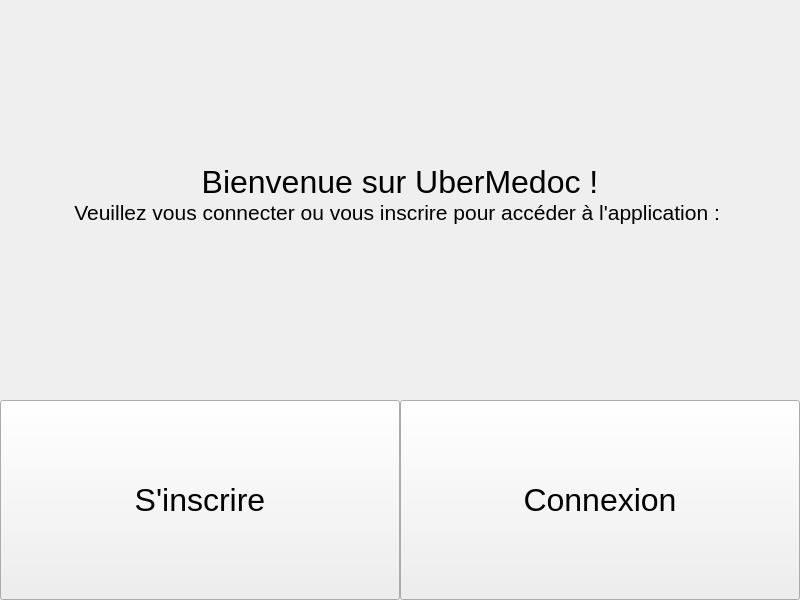
Qt form UberMedoc/mainwindow.ui (GregDAka/Ubermedoc) before a commit.
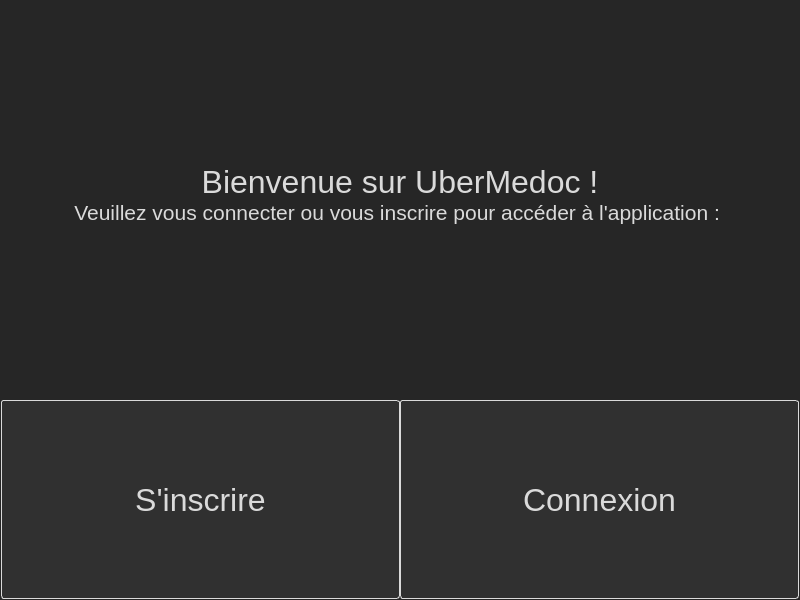
The same form after that commit.

```diff
--- a/UberMedoc/mainwindow.ui
+++ b/UberMedoc/mainwindow.ui
@@ -13,6 +13,29 @@
   <property name="windowTitle">
    <string>MainWindow</string>
   </property>
+  <property name="styleSheet">
+   <string notr="true">QWidget {
+background-color:#262626;
+color:#DADADA
+}
+QPushButton {
+    background-color: #303030; /* Use the same background color as QWidget */
+    border: 1px solid #DADADA; /* Use a contrasting border color */
+    padding: 5px 10px; /* Padding */
+    border-radius: 3px; /* Rounded corners */
+    color: #DADADA; /* Use the same text color as QWidget */
+    min-width: 80px; /* Minimum width */
+}
+
+QPushButton:hover {
+    background-color: #404040; /* Slightly lighter color when hovered */
+}
+
+QPushButton:pressed {
+    background-color: #202020; /* Slightly darker color when pressed */
+}
+</string>
+  </property>
   <widget class="QWidget" name="centralwidget">
    <layout class="QVBoxLayout" name="verticalLayout">
     <property name="spacing">
@@ -65,6 +88,15 @@
       <property name="spacing">
        <number>0</number>
       </property>
+      <property name="leftMargin">
+       <number>1</number>
+      </property>
+      <property name="rightMargin">
+       <number>1</number>
+      </property>
+      <property name="bottomMargin">
+       <number>1</number>
+      </property>
       <item>
        <widget class="QPushButton" name="btnInscrire">
         <property name="sizePolicy">
```
